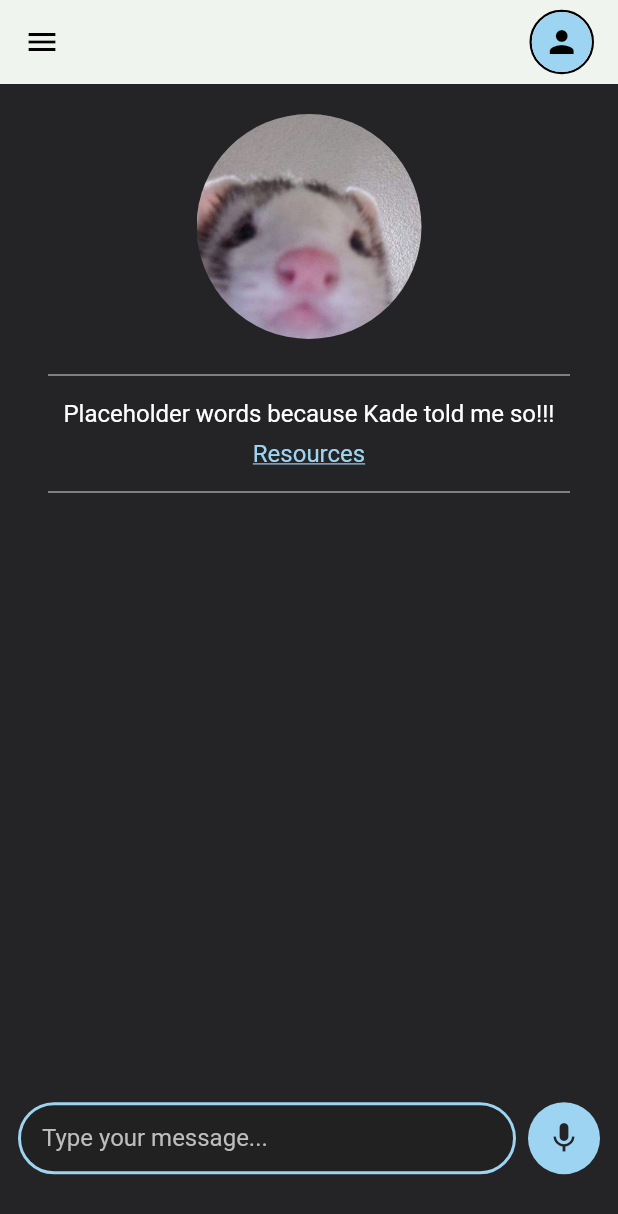
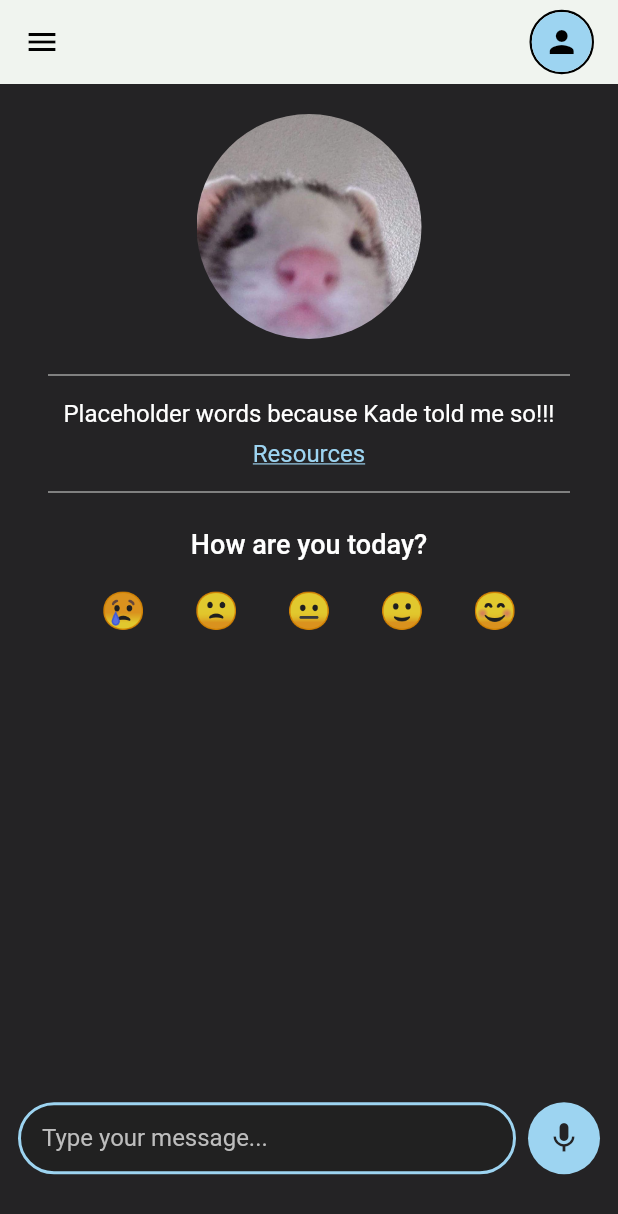
Before and after one commit to Bit-Happens-Hackathon/lucent-app, a Flutter app: the screen it shows after launch, on a phone screen of 412 x 824 dp. Shown: the top 1214 px of the screen. Run offline on Flutter 3.47's test engine with Material 3 defaults, Android fonts, the phone set to English and light mode, and no system bars.

Commit message:
added 'how are you' rating for users

```diff
--- a/lucent/lib/screens/chatbot_screen.dart
+++ b/lucent/lib/screens/chatbot_screen.dart
@@ -13,6 +13,7 @@ class _ChatbotScreenState extends State<ChatbotScreen> {
   final TextEditingController _textController = TextEditingController();
   final List<Map<String, dynamic>> _messages =
       []; // simple text-based messages for now
+  int? _selectedMoodIndex;
 
   void _handleSubmitted(String text) {
     if (text.trim().isEmpty) return;
@@ -102,6 +103,27 @@ class _ChatbotScreenState extends State<ChatbotScreen> {
                     indent: 32,
                     endIndent: 32,
                   ),
+                  const SizedBox(height: 16),
+                  const Text(
+                    'How are you today?',
+                    style: TextStyle(
+                      color: Colors.white,
+                      fontSize: 18,
+                      fontWeight: FontWeight.w500,
+                    ),
+                  ),
+                  const SizedBox(height: 12),
+                  Row(
+                    mainAxisAlignment: MainAxisAlignment.center,
+                    children: [
+                      _buildMoodButton(0, '😢'),
+                      _buildMoodButton(1, '🙁'),
+                      _buildMoodButton(2, '😐'),
+                      _buildMoodButton(3, '🙂'),
+                      _buildMoodButton(4, '😊'),
+                    ],
+                  ),
+                  const SizedBox(height: 16),
                 ],
               ),
             ),
@@ -195,4 +217,30 @@ class _ChatbotScreenState extends State<ChatbotScreen> {
       ),
     );
   }
+
+  Widget _buildMoodButton(int index, String emoji) {
+    return Padding(
+      padding: const EdgeInsets.symmetric(horizontal: 8.0),
+      child: GestureDetector(
+        onTap: () {
+          setState(() {
+            _selectedMoodIndex = index;
+          });
+        },
+        child: Container(
+          padding: const EdgeInsets.all(8.0),
+          decoration: BoxDecoration(
+            shape: BoxShape.circle,
+            color: _selectedMoodIndex == index
+                ? AppColors.primaryBlue.withOpacity(0.3)
+                : Colors.transparent,
+          ),
+          child: Text(
+            emoji,
+            style: const TextStyle(fontSize: 24),
+          ),
+        ),
+      ),
+    );
+  }
 }
```
